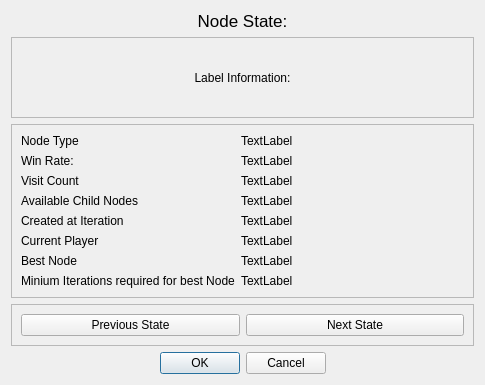
Old version of the form UI/Functions/NodeInfoDialog.ui in the repository SasankPeetha8/AI_Visualizer.
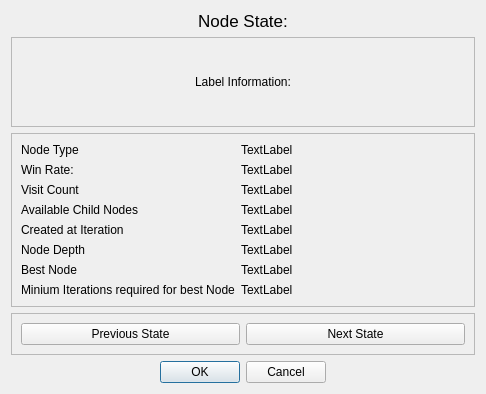
New version of the form.

Commit message: Update the Best Node Information

```diff
--- a/UI/Functions/NodeInfoDialog.ui
+++ b/UI/Functions/NodeInfoDialog.ui
@@ -6,8 +6,8 @@
    <rect>
     <x>0</x>
     <y>0</y>
-    <width>485</width>
-    <height>385</height>
+    <width>486</width>
+    <height>394</height>
    </rect>
   </property>
   <property name="sizePolicy">
@@ -87,7 +87,21 @@
       <enum>QFrame::Raised</enum>
      </property>
      <layout class="QFormLayout" name="formLayout">
-      <item row="1" column="0">
+      <item row="2" column="0">
+       <widget class="QLabel" name="nodeTypeLabel">
+        <property name="text">
+         <string>Node Type</string>
+        </property>
+       </widget>
+      </item>
+      <item row="2" column="1">
+       <widget class="QLabel" name="nodeTypeValue">
+        <property name="text">
+         <string>TextLabel</string>
+        </property>
+       </widget>
+      </item>
+      <item row="3" column="0">
        <widget class="QLabel" name="nodeWinLabel">
         <property name="sizePolicy">
          <sizepolicy hsizetype="Minimum" vsizetype="Minimum">
@@ -100,14 +114,7 @@
         </property>
        </widget>
       </item>
-      <item row="2" column="0">
-       <widget class="QLabel" name="nodeVisitLabel">
-        <property name="text">
-         <string>Visit Count</string>
-        </property>
-       </widget>
-      </item>
-      <item row="1" column="1">
+      <item row="3" column="1">
        <widget class="QLabel" name="nodeWinValue">
         <property name="sizePolicy">
          <sizepolicy hsizetype="MinimumExpanding" vsizetype="Minimum">
@@ -120,97 +127,90 @@
         </property>
        </widget>
       </item>
-      <item row="2" column="1">
+      <item row="4" column="0">
+       <widget class="QLabel" name="nodeVisitLabel">
+        <property name="text">
+         <string>Visit Count</string>
+        </property>
+       </widget>
+      </item>
+      <item row="4" column="1">
        <widget class="QLabel" name="nodeVisitValue">
         <property name="text">
          <string>TextLabel</string>
         </property>
        </widget>
       </item>
-      <item row="3" column="1">
-       <widget class="QLabel" name="childNodeValue">
-        <property name="text">
-         <string>TextLabel</string>
-        </property>
-       </widget>
-      </item>
-      <item row="3" column="0">
+      <item row="5" column="0">
        <widget class="QLabel" name="childNodeLabel">
         <property name="text">
          <string>Available Child Nodes</string>
         </property>
        </widget>
       </item>
-      <item row="4" column="0">
+      <item row="5" column="1">
+       <widget class="QLabel" name="childNodeValue">
+        <property name="text">
+         <string>TextLabel</string>
+        </property>
+       </widget>
+      </item>
+      <item row="6" column="0">
        <widget class="QLabel" name="createIterationLabel">
         <property name="text">
          <string>Created at Iteration</string>
         </property>
        </widget>
       </item>
-      <item row="4" column="1">
+      <item row="6" column="1">
        <widget class="QLabel" name="createIterationValue">
         <property name="text">
          <string>TextLabel</string>
         </property>
        </widget>
       </item>
-      <item row="5" column="0">
-       <widget class="QLabel" name="currentPlayeLabel">
-        <property name="text">
-         <string>Current Player</string>
-        </property>
-       </widget>
-      </item>
-      <item row="5" column="1">
-       <widget class="QLabel" name="currentPlayerValue">
-        <property name="text">
-         <string>TextLabel</string>
-        </property>
-       </widget>
-      </item>
-      <item row="6" column="0">
+      <item row="8" column="0">
        <widget class="QLabel" name="bestNodeLabel">
         <property name="text">
          <string>Best Node</string>
         </property>
        </widget>
       </item>
-      <item row="6" column="1">
+      <item row="8" column="1">
        <widget class="QLabel" name="bestNodeValue">
         <property name="text">
          <string>TextLabel</string>
         </property>
        </widget>
       </item>
-      <item row="7" column="1">
-       <widget class="QLabel" name="bestNodeIterationsValue">
-        <property name="text">
-         <string>TextLabel</string>
-        </property>
-       </widget>
-      </item>
-      <item row="7" column="0">
+      <item row="9" column="0">
        <widget class="QLabel" name="bestNodeIterationsLabel">
         <property name="text">
          <string>Minium Iterations required for best Node</string>
         </property>
        </widget>
       </item>
-      <item row="0" column="0">
-       <widget class="QLabel" name="nodeTypeLabel">
+      <item row="9" column="1">
+       <widget class="QLabel" name="bestNodeIterationsValue">
         <property name="text">
-         <string>Node Type</string>
+         <string>TextLabel</string>
         </property>
        </widget>
       </item>
-      <item row="0" column="1">
-       <widget class="QLabel" name="nodeTypeValue">
+      <item row="7" column="1">
+       <widget class="QLabel" name="nodeDepthValue">
         <property name="text">
          <string>TextLabel</string>
         </property>
        </widget>
       </item>
+      <item row="7" column="0">
+       <widget class="QLabel" name="nodeDepthLabel">
+        <property name="text">
+         <string>Node Depth</string>
+        </property>
+       </widget>
+      </item>
      </layout>
     </widget>
    </item>
```
The commit also changes 18 other files.
